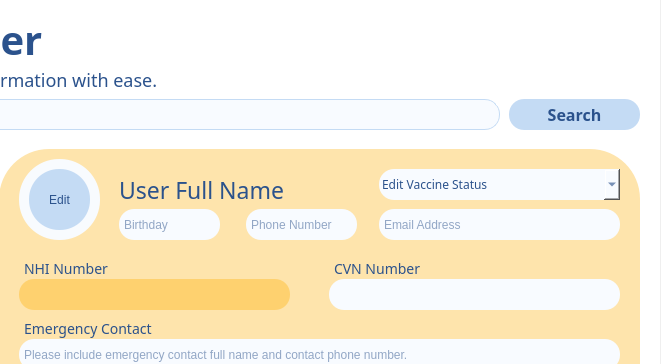
The window that MCR_UI/mainwindow.ui (raghiiboiibaxtor/MCR_FINAL) describes before a commit, drawn with Qt 5; both pictures show x 441 to 1102 and y 0 to 364 of the 1102 by 810 pixel window.
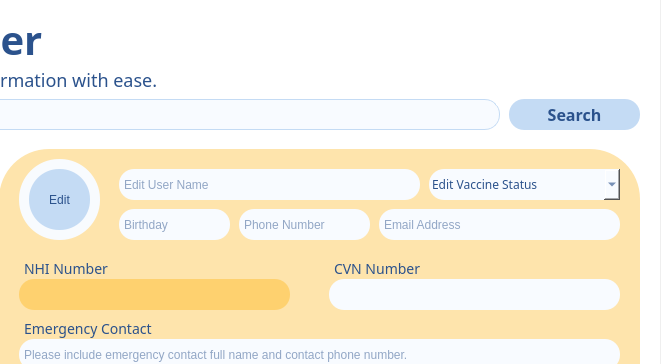
The same window after the commit. The open tabs and pages were chosen to show the change. Icons and pictures are not drawn.

What changed in the file:
```diff
--- a/MCR_UI/mainwindow.ui
+++ b/MCR_UI/mainwindow.ui
@@ -5195,37 +5195,6 @@
        <property name="frameShadow">
         <enum>QFrame::Raised</enum>
        </property>
-       <widget class="QLabel" name="editUserNameEP">
-        <property name="geometry">
-         <rect>
-          <x>120</x>
-          <y>20</y>
-          <width>331</width>
-          <height>41</height>
-         </rect>
-        </property>
-        <property name="font">
-         <font>
-          <family>Arial Rounded MT Bold</family>
-          <pointsize>-1</pointsize>
-          <weight>37</weight>
-          <bold>false</bold>
-         </font>
-        </property>
-        <property name="styleSheet">
-         <string notr="true">font-weight: 300;
-font-size: 23px;
-color:#2B528C;
-background: rgba(254, 206, 103, 0.00);
-</string>
-        </property>
-        <property name="text">
-         <string>User Full Name</string>
-        </property>
-        <property name="alignment">
-         <set>Qt::AlignLeading|Qt::AlignLeft|Qt::AlignVCenter</set>
-        </property>
-       </widget>
        <widget class="QLabel" name="labelNHIEP">
         <property name="geometry">
          <rect>
@@ -5593,7 +5562,7 @@
          <rect>
           <x>120</x>
           <y>60</y>
-          <width>101</width>
+          <width>111</width>
           <height>31</height>
          </rect>
         </property>
@@ -5613,9 +5582,9 @@
        <widget class="QLineEdit" name="editUserPhoneEP">
         <property name="geometry">
          <rect>
-          <x>247</x>
+          <x>240</x>
           <y>60</y>
-          <width>111</width>
+          <width>131</width>
           <height>31</height>
          </rect>
         </property>
@@ -6084,9 +6053,9 @@
        <widget class="QComboBox" name="editUserVaccineSBEP">
         <property name="geometry">
          <rect>
-          <x>380</x>
+          <x>430</x>
           <y>20</y>
-          <width>241</width>
+          <width>191</width>
           <height>31</height>
          </rect>
         </property>
@@ -6265,6 +6234,31 @@
          <string>Click grey text to edit</string>
         </property>
        </widget>
+       <widget class="QLineEdit" name="editUserNameEP">
+        <property name="geometry">
+         <rect>
+          <x>120</x>
+          <y>20</y>
+          <width>301</width>
+          <height>31</height>
+         </rect>
+        </property>
+        <property name="styleSheet">
+         <string notr="true">QLineEdit
+{background: #F8FBFF;
+border-radius: 15;
+border-color: rgba(104, 160, 229, 0.33);
+color: #2B528C;
+font-size: 12px; 
+padding-left: 3px;}</string>
+        </property>
+        <property name="text">
+         <string/>
+        </property>
+        <property name="placeholderText">
+         <string>Edit User Name</string>
+        </property>
+       </widget>
        <zorder>editTestResultsEP</zorder>
        <zorder>editQRCodeEP</zorder>
        <zorder>vaccineDose1FrameEP</zorder>
```
Left out of the diff: 7 changed lines with no effect on the pictures.
